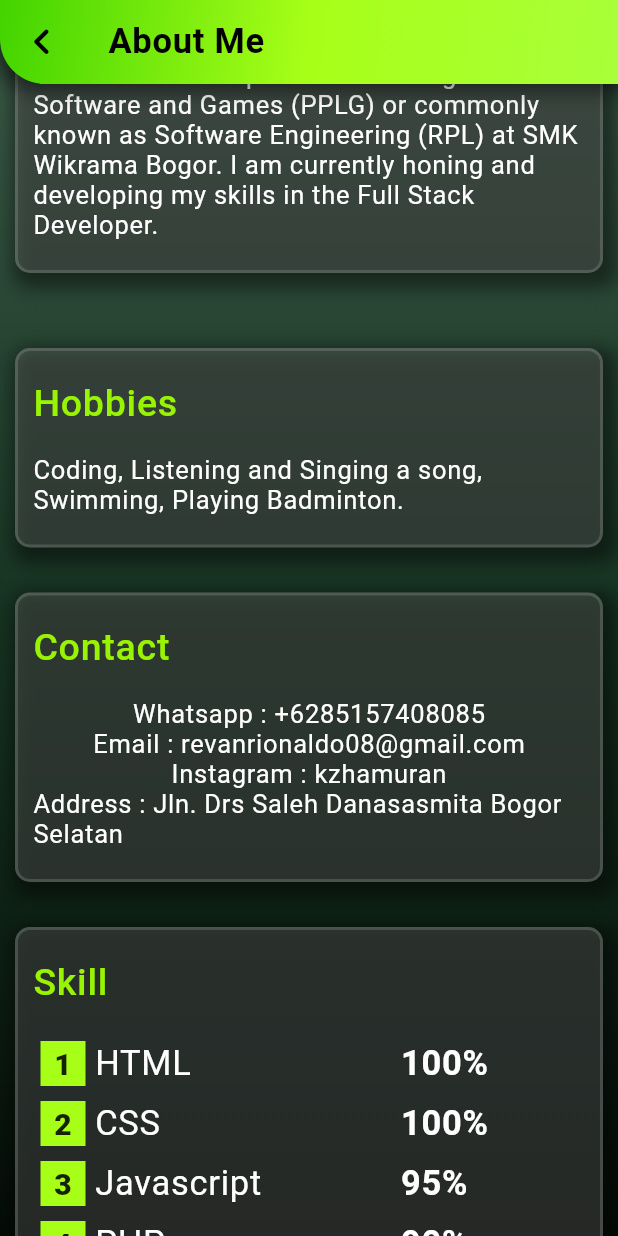
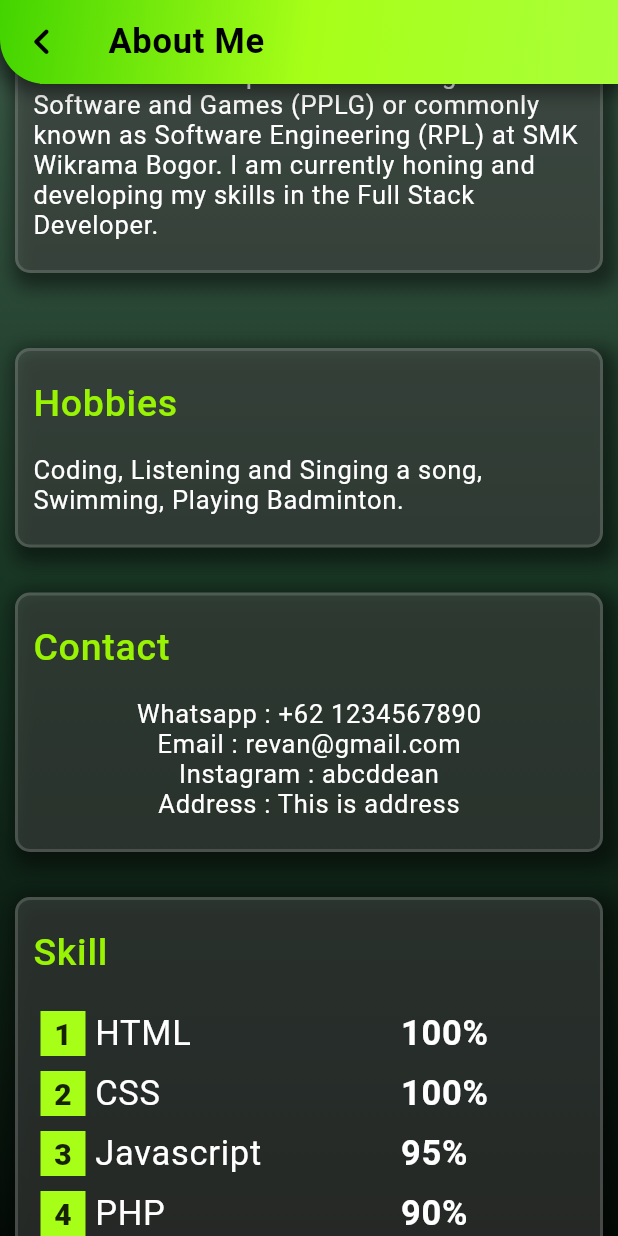
Before and after one commit to rrevanldo/flutterprofile, a Flutter app: the AboutScreen screen opened directly, scrolled down 576 dp, on a phone screen of 412 x 824 dp. Run offline on Flutter 3.47's test engine with Material 2 defaults, Android fonts, the light colour scheme and no system bars.

Commit message:
Update about_screen.dart

```diff
--- a/lib/screen/about_screen.dart
+++ b/lib/screen/about_screen.dart
@@ -246,21 +246,21 @@ class AboutScreen extends StatelessWidget {
                         ),
                       ),
                       Text(
-                        "Whatsapp : +6285157408085",
+                        "Whatsapp : +62 1234567890",
                         style: TextStyle(
                           fontSize: 17,
                           color: Colors.white,
                           letterSpacing: .5,
                         ),
                       ),
-                      Text("Email : revanrionaldo08@gmail.com",
+                      Text("Email : revan@gmail.com",
                       style: TextStyle(
                           fontSize: 17,
                           color: Colors.white,
                           letterSpacing: .5,
                         ),
                       ),
-                      Text("Instagram : kzhamuran",
+                      Text("Instagram : abcddean",
                       style: TextStyle(
                           fontSize: 17,
                           color: Colors.white,
@@ -268,7 +268,7 @@ class AboutScreen extends StatelessWidget {
                         ),
                       ),
                       Text(
-                        "Address : Jln. Drs Saleh Danasasmita Bogor Selatan",
+                        "Address : This is address",
                         style: TextStyle(
                           fontSize: 17,
                           color: Colors.white,
```
